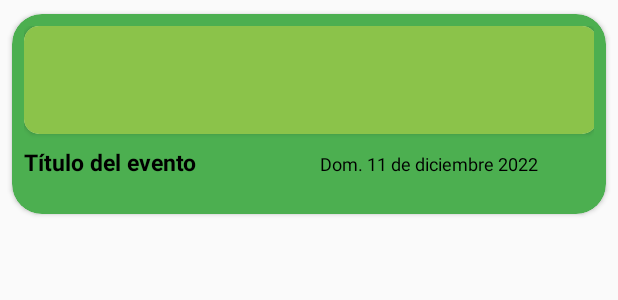
After one commit to victordzx/FestPuk, an Android app: the layout recycle_entradas_lista.xml on its own in the app's theme, with its tools: preview values and no code run, on a phone screen of 412 x 824 dp. The commit adds this screen. Shown: the top 300 px of the screen. Run offline under Robolectric (Android 15) with nearby library versions, the phone set to English and light mode, and no system bars.

Commit message:
vistas cliente - mis entradas (avanzar)

```diff
--- a/app/src/main/res/layout/fragment_cliente_entradas.xml
+++ b/app/src/main/res/layout/fragment_cliente_entradas.xml
@@ -5,10 +5,21 @@
     android:layout_height="match_parent"
     tools:context=".cliente.ClienteEntradasFragment">
 
-    <!-- TODO: Update blank fragment layout -->
-    <TextView
+    <LinearLayout
+        android:id="@+id/vista"
         android:layout_width="match_parent"
         android:layout_height="match_parent"
-        android:text="@string/hello_blank_fragment" />
+        android:orientation="vertical"
+        android:gravity="top"
+        >
+
+        <androidx.recyclerview.widget.RecyclerView
+            android:visibility="visible"
+            android:id="@+id/recycleViewer"
+            android:layout_width="match_parent"
+            android:layout_height="match_parent"
+            />
+
+    </LinearLayout>
 
 </FrameLayout>
--- /dev/null
+++ b/app/src/main/res/layout/recycle_entradas_lista.xml
@@ -0,0 +1,69 @@
+<?xml version="1.0" encoding="utf-8"?>
+<androidx.cardview.widget.CardView xmlns:android="http://schemas.android.com/apk/res/android"
+    android:id="@+id/elementView"
+    android:layout_width="match_parent"
+    android:layout_height="wrap_content"
+    xmlns:app="http://schemas.android.com/apk/res-auto"
+    android:animateLayoutChanges="true"
+    app:cardCornerRadius="20dp"
+    android:background="@color/black"
+    app:cardElevation="2dp"
+    app:cardUseCompatPadding="true"
+    android:backgroundTint="@color/green">
+
+    <LinearLayout
+        android:layout_width="match_parent"
+        android:layout_height="133dp"
+        android:orientation="vertical"
+        android:paddingHorizontal="8dp"
+        android:paddingVertical="8dp">
+
+        <androidx.cardview.widget.CardView
+            android:layout_width="382dp"
+            android:layout_height="72dp"
+            app:cardCornerRadius="10dp">
+
+            <ImageView
+                android:id="@+id/imEvento"
+                android:layout_width="382dp"
+                android:layout_height="match_parent"
+                android:scaleType="fitXY"
+                android:src="#8BC34A" />
+
+        </androidx.cardview.widget.CardView>
+
+        <LinearLayout
+            android:layout_width="match_parent"
+            android:layout_height="match_parent"
+            android:orientation="horizontal">
+
+            <LinearLayout
+                android:layout_width="match_parent"
+                android:layout_height="41dp"
+                android:layout_marginTop="8dp"
+                android:orientation="horizontal">
+
+                <TextView
+                    android:id="@+id/textTituloEvento"
+                    android:layout_width="197dp"
+                    android:layout_height="47dp"
+                    android:text="Título del evento"
+                    android:textColor="@color/black"
+                    android:textSize="15sp"
+                    android:textStyle="bold" />
+
+                <TextView
+                    android:id="@+id/textFechaEvento"
+                    android:layout_width="192dp"
+                    android:layout_height="29dp"
+                    android:text="Dom. 11 de diciembre 2022"
+                    android:textColor="@color/black"
+                    android:textSize="12sp" />
+
+            </LinearLayout>
+        </LinearLayout>
+
+    </LinearLayout>
+
+
+</androidx.cardview.widget.CardView>
```
